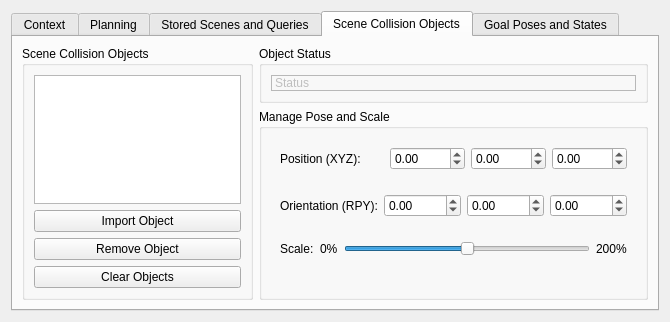
moveit/moveit, file moveit_ros/visualization/motion_planning_rviz_plugin/src/ui/motion_planning_rviz_plugin_frame.ui: the form before one commit.
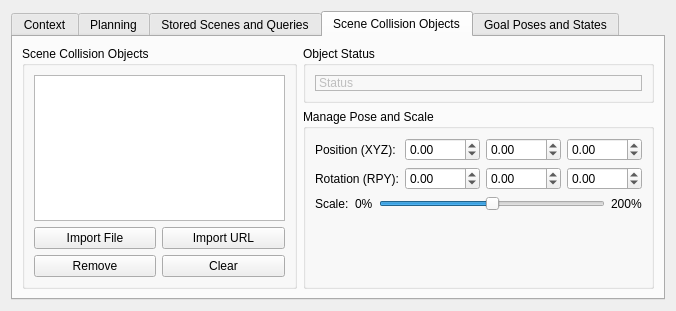
The form after the commit. The open tabs and pages were chosen to show the change.

```diff
--- a/moveit_ros/visualization/motion_planning_rviz_plugin/src/ui/motion_planning_rviz_plugin_frame.ui
+++ b/moveit_ros/visualization/motion_planning_rviz_plugin/src/ui/motion_planning_rviz_plugin_frame.ui
@@ -6,8 +6,8 @@
    <rect>
     <x>0</x>
     <y>0</y>
-    <width>670</width>
-    <height>322</height>
+    <width>676</width>
+    <height>311</height>
    </rect>
   </property>
   <property name="windowTitle">
@@ -393,8 +393,7 @@
          </property>
          <layout class="QVBoxLayout" name="verticalLayout_10">
           <item>
-           <widget class="QFrame" name="frame_132">
-            <layout class="QHBoxLayout" name="horizontalLayout_11">
+           <layout class="QHBoxLayout" name="horizontalLayout_3">
              <item>
               <widget class="QLabel" name="label_9">
                <property name="text">
@@ -419,7 +418,6 @@
               </widget>
              </item>
             </layout>
-           </widget>
           </item>
           <item>
            <widget class="QCheckBox" name="allow_replanning">
@@ -452,8 +450,7 @@
            <widget class="QComboBox" name="path_constraints_combo_box"/>
           </item>
           <item>
-           <widget class="QFrame" name="frame_13">
-            <layout class="QHBoxLayout" name="horizontalLayout_10">
+           <layout class="QHBoxLayout" name="horizontalLayout_11">
              <item>
               <widget class="QLabel" name="label_6">
                <property name="text">
@@ -465,7 +462,6 @@
               <widget class="QDoubleSpinBox" name="goal_tolerance"/>
              </item>
             </layout>
-           </widget>
           </item>
           <item>
            <spacer name="verticalSpacer_2">
@@ -640,32 +636,39 @@
          <property name="title">
           <string>Scene Collision Objects</string>
          </property>
-         <layout class="QVBoxLayout" name="verticalLayout_8">
-          <item>
-           <widget class="QListWidget" name="collision_objects_list">
-            <property name="editTriggers">
-             <set>QAbstractItemView::DoubleClicked|QAbstractItemView::EditKeyPressed</set>
-            </property>
-           </widget>
-          </item>
-          <item>
+         <layout class="QGridLayout" name="gridLayout_8">
+          <item row="1" column="1">
            <widget class="QPushButton" name="import_scene_button">
             <property name="text">
-             <string>Import Object</string>
+             <string>Import URL</string>
             </property>
            </widget>
           </item>
-          <item>
-           <widget class="QPushButton" name="remove_object_button">
-            <property name="text">
-             <string>Remove Object</string>
-            </property>
-           </widget>
-          </item>
-          <item>
+          <item row="3" column="1">
            <widget class="QPushButton" name="clear_scene_button">
             <property name="text">
-             <string>Clear Objects</string>
+             <string>Clear</string>
+            </property>
+           </widget>
+          </item>
+          <item row="3" column="0">
+           <widget class="QPushButton" name="remove_object_button">
+            <property name="text">
+             <string>Remove</string>
+            </property>
+           </widget>
+          </item>
+          <item row="0" column="0" colspan="2">
+           <widget class="QListWidget" name="collision_objects_list">
+            <property name="editTriggers">
+             <set>QAbstractItemView::DoubleClicked|QAbstractItemView::EditKeyPressed</set>
+            </property>
+           </widget>
+          </item>
+          <item row="1" column="0">
+           <widget class="QPushButton" name="pushButton">
+            <property name="text">
+             <string>Import File</string>
             </property>
            </widget>
           </item>
@@ -707,12 +710,11 @@
          </property>
          <layout class="QVBoxLayout" name="verticalLayout_6">
           <item>
-           <widget class="QWidget" name="widget_5" native="true">
-            <layout class="QHBoxLayout" name="horizontalLayout_5">
+           <layout class="QHBoxLayout" name="horizontalLayout_6">
              <item>
               <widget class="QLabel" name="label_4">
                <property name="text">
-                <string>Position (XYZ):       </string>
+               <string>Position (XYZ): </string>
                </property>
               </widget>
              </item>
@@ -747,15 +749,13 @@
               </widget>
              </item>
             </layout>
-           </widget>
           </item>
           <item>
-           <widget class="QWidget" name="widget_6" native="true">
-            <layout class="QHBoxLayout" name="horizontalLayout_6">
+           <layout class="QHBoxLayout" name="horizontalLayout_4">
              <item>
               <widget class="QLabel" name="label_13">
                <property name="text">
-                <string>Orientation (RPY):</string>
+               <string>Rotation (RPY):</string>
                </property>
               </widget>
              </item>
@@ -799,11 +799,9 @@
               </widget>
              </item>
             </layout>
-           </widget>
           </item>
           <item>
-           <widget class="QWidget" name="widget_7" native="true">
-            <layout class="QHBoxLayout" name="horizontalLayout_3">
+           <layout class="QHBoxLayout" name="horizontalLayout_5">
              <item>
               <widget class="QLabel" name="label">
                <property name="text">
@@ -857,7 +855,6 @@
               </widget>
              </item>
             </layout>
-           </widget>
           </item>
           <item>
            <spacer name="verticalSpacer_4">
```
Lines whose indentation alone changed are shown as unchanged.
